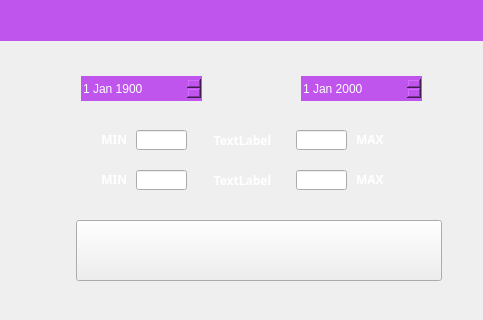
Above: src/mainwindow.ui from LLe27/Dentistry-School-Analysis-Tool before the change; both pictures show x 524 to 1007 and y 416 to 736 of the 1200 by 736 pixel window. Below: the same form after it.
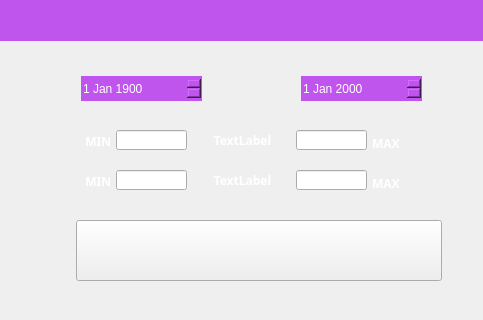
That is the form after the change. Icons and pictures are not drawn.

Diff of the .ui file:
```diff
--- a/src/mainwindow.ui
+++ b/src/mainwindow.ui
@@ -248,10 +248,10 @@
    <widget class="QLabel" name="lblMax_1">
     <property name="geometry">
      <rect>
-      <x>880</x>
+      <x>896</x>
       <y>513</y>
-      <width>47</width>
-      <height>13</height>
+      <width>31</width>
+      <height>20</height>
      </rect>
     </property>
     <property name="font">
@@ -268,10 +268,10 @@
    <widget class="QLabel" name="lblMax_2">
     <property name="geometry">
      <rect>
-      <x>880</x>
+      <x>896</x>
       <y>553</y>
-      <width>47</width>
-      <height>13</height>
+      <width>31</width>
+      <height>20</height>
      </rect>
     </property>
     <property name="font">
@@ -290,8 +290,8 @@
      <rect>
       <x>604</x>
       <y>513</y>
-      <width>47</width>
-      <height>13</height>
+      <width>31</width>
+      <height>16</height>
      </rect>
     </property>
     <property name="font">
@@ -313,8 +313,8 @@
      <rect>
       <x>604</x>
       <y>553</y>
-      <width>47</width>
-      <height>13</height>
+      <width>31</width>
+      <height>16</height>
      </rect>
     </property>
     <property name="font">
@@ -382,7 +382,7 @@
      <rect>
       <x>820</x>
       <y>510</y>
-      <width>51</width>
+      <width>71</width>
       <height>20</height>
      </rect>
     </property>
@@ -392,7 +392,7 @@
      <rect>
       <x>820</x>
       <y>550</y>
-      <width>51</width>
+      <width>71</width>
       <height>20</height>
      </rect>
     </property>
@@ -400,9 +400,9 @@
    <widget class="QLineEdit" name="minText_1">
     <property name="geometry">
      <rect>
-      <x>660</x>
+      <x>640</x>
       <y>510</y>
-      <width>51</width>
+      <width>71</width>
       <height>20</height>
      </rect>
     </property>
@@ -410,9 +410,9 @@
    <widget class="QLineEdit" name="minText_2">
     <property name="geometry">
      <rect>
-      <x>660</x>
+      <x>640</x>
       <y>550</y>
-      <width>51</width>
+      <width>71</width>
       <height>20</height>
      </rect>
     </property>
```
